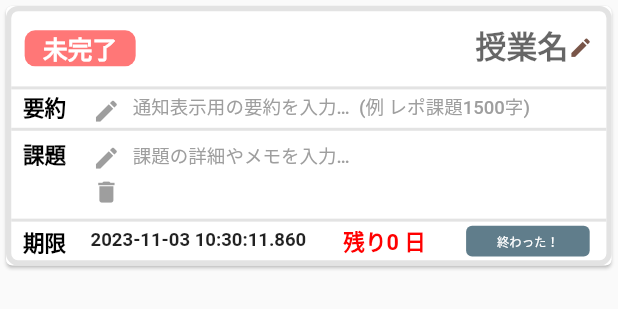
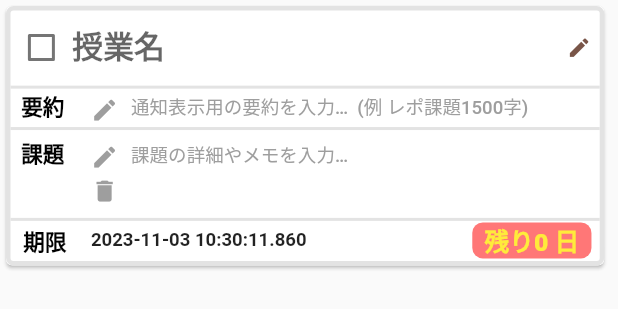
Before and after one commit to aozora-asu/wasedule, a Flutter app: the DataCard widget shown alone on an empty page, opened directly with empty values, on a phone screen of 412 x 824 dp. Shown: the top 309 px of the screen. Run offline on Flutter 3.47's test engine with Material 2 defaults, Android fonts, the phone set to English and light mode, and no system bars; our stand-ins replace google_fonts, sqflite, table_calendar; accounts and stored records are empty.

Commit message:
UIの更新その２。

```diff
--- a/lib/frontend/colors.dart
+++ b/lib/frontend/colors.dart
@@ -6,4 +6,4 @@ const MAIN_COLOR = Color.fromARGB(255, 142, 23, 40);
 const ACCENT_COLOR = Color.fromARGB(255, 215, 196, 28);
 const WIDGET_COLOR =  Color.fromARGB(255, 255, 255, 255);
 const WIDGET_OUTLINE_COLOR =  Color.fromARGB(255, 227, 227, 227);
-const BACKGROUND_COLOR = Color.fromARGB(255, 255, 255, 255);
+const BACKGROUND_COLOR = Color.fromARGB(255, 245, 245, 245);
--- a/lib/frontend/screens/pages/task_page.dart
+++ b/lib/frontend/screens/pages/task_page.dart
@@ -107,7 +107,6 @@ Widget buildDataCards(List<Map<String, dynamic>> data) {
   );
 }
 
-//ここにmemo追加しといてー。上のは追加した
 class _DataCardState extends State<DataCard> {
   late TextEditingController _controller1;//categories
   late TextEditingController _controller2;//description
@@ -132,39 +131,47 @@ class _DataCardState extends State<DataCard> {
 //カード本体//////////////////////////////////////////////////////////////////////////////////////////////////////////////////////////////
       children: <Widget>[
         ClipRRect(
-          borderRadius: BorderRadius.circular(5.0),
+          borderRadius: BorderRadius.circular(8.0),
             child:Card(
-            color: WIDGET_COLOR,//Color.fromARGB(255, 244, 237, 216),
+            color: WIDGET_COLOR,
              child: Container(
                 decoration: BoxDecoration(
                 border: Border.all( // 輪郭線のスタイルを設定
                   color: WIDGET_OUTLINE_COLOR, // 輪郭線の色
-                  width: 3.5, // 輪郭線の幅
+                  width: 3, // 輪郭線の幅
                ),
-                borderRadius: BorderRadius.circular(8.0), // カードの角を丸める場合は設定
+                borderRadius: BorderRadius.circular(5.0), // カードの角を丸める場合は設定
                ),
               height: SizeConfig.blockSizeHorizontal! * 42,
-              width: SizeConfig.blockSizeHorizontal! * 98,
+              width: SizeConfig.blockSizeHorizontal! * 96.8,
               child: Column(
                 mainAxisAlignment: MainAxisAlignment.start,
                 children: <Widget>[
-//タスクの状態・授業名///////////////////////////////////////////////////////////////////////////////////////////////////////////////////////////////
+//タスクの状態・授業名・チェクボ////////////////////////////////////////////////////////////////////////////////////////////////////////////////////////////////
                   Container(
                     height: SizeConfig.blockSizeHorizontal! * 12,
                     child: Column(
                       children: [
                         Row(
-                          mainAxisAlignment: MainAxisAlignment.center,
+                          mainAxisAlignment: MainAxisAlignment.start,
                           children: <Widget>[
-                            TaskData(),
+                            Container(
+                              width: SizeConfig.blockSizeHorizontal! * 2.5,
+                              height: SizeConfig.blockSizeHorizontal! * 5,
+                            ),
+                            Container(
+                              width: SizeConfig.blockSizeHorizontal! * 5,
+                              height: SizeConfig.blockSizeHorizontal! * 5,
+                              child: ButtonSwitching(),
+                            ),
                             SizedBox(
-                                width: SizeConfig.blockSizeHorizontal! * 2,
-                                height: SizeConfig.blockSizeHorizontal! * 11),
+                                width: SizeConfig.blockSizeHorizontal! * 2.5,
+                                height: SizeConfig.blockSizeHorizontal! * 5),
                             Container(
-                              width: SizeConfig.blockSizeHorizontal! * 68,
+                              width: SizeConfig.blockSizeHorizontal! * 80,
                               height: SizeConfig.blockSizeHorizontal! * 12,
                               child: TextField(
-                                textAlign: TextAlign.end,
+                                textAlign: TextAlign.start,
                                 style: TextStyle(
                                   fontSize: SizeConfig.blockSizeHorizontal! * 5,
                                   fontWeight: FontWeight.w900,
@@ -309,9 +316,9 @@ class _DataCardState extends State<DataCard> {
                   ),
                  ),
                    Divider(
-                    height:SizeConfig.blockSizeHorizontal! * 0.6, // 高さを指定する場合（省略可）
-                    color: WIDGET_OUTLINE_COLOR, // 線の色を指定する場合（省略可）
-                    thickness: 2, // 線の太さを指定する場合（省略可）
+                    height:SizeConfig.blockSizeHorizontal! * 0.6,
+                    color: WIDGET_OUTLINE_COLOR,
+                    thickness: 2,
                   ),
 //課題////////////////////////////////////////////////////////////////////////////////////////////////////////////////////////////
                  SizedBox(
@@ -433,23 +440,24 @@ class _DataCardState extends State<DataCard> {
                   ),
                  ),
                 Divider(
-                    height:SizeConfig.blockSizeHorizontal! * 0.8, // 高さを指定する場合（省略可）
-                    color: WIDGET_OUTLINE_COLOR, // 線の色を指定する場合（省略可）
-                    thickness: 2, // 線の太さを指定する場合（省略可）
+                    height:SizeConfig.blockSizeHorizontal! * 0.8,
+                    color: WIDGET_OUTLINE_COLOR,
+                    thickness: 2,
                   ),
-//期限、残り日数、完了ボタン//////////////////////////////////////////////////////////////////////////////////////////////////////////////////
+//期限、残り日数、タスクの状態//////////////////////////////////////////////////////////////////////////////////////////////////////////////////
                  Row(children:[
                   SizedBox(
                   width:SizeConfig.blockSizeHorizontal! * 1.2,),
                   Container(
                   height:SizeConfig.blockSizeHorizontal! * 6,
-                  width:SizeConfig.blockSizeHorizontal! * 71.4,
+                  width:SizeConfig.blockSizeHorizontal! * 93,
+                    child: Align(
+                    alignment: Alignment.centerLeft,
                   child:Row(
-                    mainAxisAlignment: MainAxisAlignment.center,
                     children: [
                       Container(
                         child: Text(
-                          '期限',
+                          ' 期限',
                           textAlign: TextAlign.left,
                           style: TextStyle(
                             fontSize: SizeConfig.blockSizeHorizontal! * 3.5,
@@ -463,7 +471,7 @@ class _DataCardState extends State<DataCard> {
                         height: SizeConfig.blockSizeHorizontal! * 6,
                       ),
                       SizedBox(
-                        width: SizeConfig.blockSizeHorizontal! * 61,
+                        width: SizeConfig.blockSizeHorizontal! *83.1,
                         child: Row(
                           children: <Widget>[
                             Padding(
@@ -488,17 +496,19 @@ class _DataCardState extends State<DataCard> {
                                 ),
                               ),
                             ),
-                            Row(
-                              children: <Widget>[
+                            Row(children: <Widget>[
                                 SizedBox(
-                                  width: SizeConfig.blockSizeHorizontal! * 5.9,
+                                  width: SizeConfig.blockSizeHorizontal! * 24,
                                   height: SizeConfig.blockSizeHorizontal! * 5,
                                 ),
                                 Container(
-                                width: SizeConfig.blockSizeHorizontal! * 18,
-                                height:SizeConfig.blockSizeHorizontal! * 5.5,
-                                child:DaysLeft(),
+                                  width: SizeConfig.blockSizeHorizontal! * 22,
+                                  height: SizeConfig.blockSizeHorizontal! * 6.5,
+                                child:Align(
+                                 alignment: Alignment.centerRight,
+                                 child:TaskData(),
                                 ),
+                               ),
                               ],
                             ),
                           ],
@@ -507,13 +517,9 @@ class _DataCardState extends State<DataCard> {
                     ],
                    ),
                   ),
+                  ),
                 SizedBox(
                   width: SizeConfig.blockSizeHorizontal! * 1),
-                  Container(
-                      width: SizeConfig.blockSizeHorizontal! * 20,
-                      height: SizeConfig.blockSizeHorizontal! * 5,
-                      child: ButtonSwitching(),
-                    ),
                    ]
               ),
                 ],
@@ -542,50 +548,54 @@ class _DataCardState extends State<DataCard> {
     if (widget.isDone == true) {
       if (widget.dtEnd.isBefore(DateTime.now()) == false) {
         //課題完了、期限内
-        return ElevatedButton(
-          onPressed: () {
+        return Checkbox(
+          value: widget.isDone,
+          onChanged: (bool? value) {
             setState(() {
-              widget.isDone = false;
-            });
-          },
-          child: Text('元に戻す',
-              style: TextStyle(fontSize: SizeConfig.blockSizeHorizontal! * 2)),
-          style: ButtonStyle(
-            backgroundColor: MaterialStateProperty.all(Colors.grey), // ボタンの背景色
-            elevation: MaterialStateProperty.all(0),
-          ),
-        );
+              widget.isDone = value!;
+            });});
       } else {
         //完了、期限切れ
-        return Text( 'スワイプ→',
-            style: TextStyle(fontSize: SizeConfig.blockSizeHorizontal! * 6),
-          );
+        return InkWell(
+        onTap: () {
+          InformationAutoDismissiblePopup(context);
+        },
+        child: Container(
+          width: SizeConfig.blockSizeHorizontal! * 5,
+          height: SizeConfig.blockSizeHorizontal! * 5,
+          child: Icon(
+            Icons.info,
+            color: Colors.blueGrey,
+            size: SizeConfig.blockSizeHorizontal! * 5,
+          ),
+        ),
+      );
       }
     } else {
       if (widget.dtEnd.isBefore(DateTime.now()) == false) {
         //未完了、期限内
-        return ElevatedButton(
-          onPressed: () {
+        return Checkbox(
+          value: widget.isDone,
+          onChanged: (bool? value) {
             setState(() {
-              widget.isDone = true;
-            });
-          },
-          child: Text('終わった！',
-              style: TextStyle(fontSize: SizeConfig.blockSizeHorizontal! * 2)),
-          style: ButtonStyle(
-            backgroundColor: MaterialStateProperty.all(Colors.blueGrey), // ボタンの背景色
-            elevation: MaterialStateProperty.all(0),
-          ),
-        );
+              widget.isDone = value!;
+            });});
       } else {
         //未完了、期限切れ
-        return Text( 'スワイプで削除',
-            style: TextStyle(
-              fontSize: SizeConfig.blockSizeHorizontal! * 2.8,
-              color: const Color.fromARGB(255, 77, 46, 35),
-              fontWeight: FontWeight.w600
-            ),
-          );
+  return InkWell(
+  onTap: () {
+    InformationAutoDismissiblePopup(context);
+  },
+  child: Container(
+    width: SizeConfig.blockSizeHorizontal! * 5,
+    height: SizeConfig.blockSizeHorizontal! * 5,
+    child: Icon(
+      Icons.info,
+      color: Colors.blueGrey,
+      size: SizeConfig.blockSizeHorizontal! * 5,
+    ),
+  ),
+);
       }
     }
   }
@@ -595,30 +605,30 @@ class _DataCardState extends State<DataCard> {
       Duration difference = widget.dtEnd.difference(DateTime.now()); // 日付の差を求める
       if (difference >= Duration(days: 4)) {
         return Text(
-          ("残り${difference.inDays} 日"),
+          ("  残り${difference.inDays} 日  "),
           style: TextStyle(
-            fontSize: SizeConfig.blockSizeHorizontal! * 3.5,
-            fontWeight: FontWeight.w600,
-            color: Colors.black,
+            fontSize: SizeConfig.blockSizeHorizontal! * 4,
+            fontWeight: FontWeight.w900,
+            color: Colors.white,
           ),
         ); // 日数の差を出力
       } else {
         return Text(
-          ("残り${difference.inDays} 日"),
+          ("  残り${difference.inDays} 日  "),
           style: TextStyle(
-            fontSize: SizeConfig.blockSizeHorizontal! * 3.5,
-            fontWeight: FontWeight.w600,
-            color: const Color.fromARGB(255, 255, 0, 0),
+            fontSize: SizeConfig.blockSizeHorizontal! * 4,
+            fontWeight: FontWeight.w900,
+            color: Colors.yellow,
           ),
         ); // 日数の差を出力
       }
     } else {
       return Text(
-        ("残り 0 日"),
+        ("  残り 0 日  "),
         style: TextStyle(
-          fontSize: SizeConfig.blockSizeHorizontal! * 3.5,
-          fontWeight: FontWeight.w600,
-          color: const Color.fromARGB(255, 255, 0, 0),
+          fontSize: SizeConfig.blockSizeHorizontal! * 4,
+          fontWeight: FontWeight.w900,
+          color: Colors.yellow,
         ),
       );
     }
@@ -636,14 +646,7 @@ class _DataCardState extends State<DataCard> {
               color: Color.fromARGB(255, 255, 119, 119), // 背景色を指定
               borderRadius: BorderRadius.circular(7), // 角丸にする場合は設定
             ),
-            child: Text(
-              '   未完了   ',
-              style: TextStyle(
-                fontSize: SizeConfig.blockSizeHorizontal! * 4,
-                fontWeight: FontWeight.w900,
-                color: Color.fromARGB(255, 255, 255, 255),
-              ),
-            ));
+            child:DaysLeft());
       } else {
         return Container(
             decoration: BoxDecoration(
@@ -704,7 +707,31 @@ class _DataCardState extends State<DataCard> {
 }
 
 
-    void showAutoDismissiblePopup(BuildContext context) {
+    void InformationAutoDismissiblePopup(BuildContext context) {
+    showDialog(
+      context: context,
+      builder: (BuildContext context) {
+        Timer(Duration(seconds: 2), () {
+          Navigator.of(context).pop();
+        });
+
+        return
+        Align(
+          alignment: Alignment.bottomCenter,
+          child:AlertDialog(
+          title: Text('カードはスワイプで削除できます。',
+          style: TextStyle(
+                fontSize: SizeConfig.blockSizeHorizontal! * 4,
+                fontWeight: FontWeight.w700,
+              ),
+          ),
+          )
+        );
+      },
+    );
+  }
+
+      void showAutoDismissiblePopup(BuildContext context) {
     showDialog(
       context: context,
       builder: (BuildContext context) {
```
Also changed, not shown: 1 other file.
